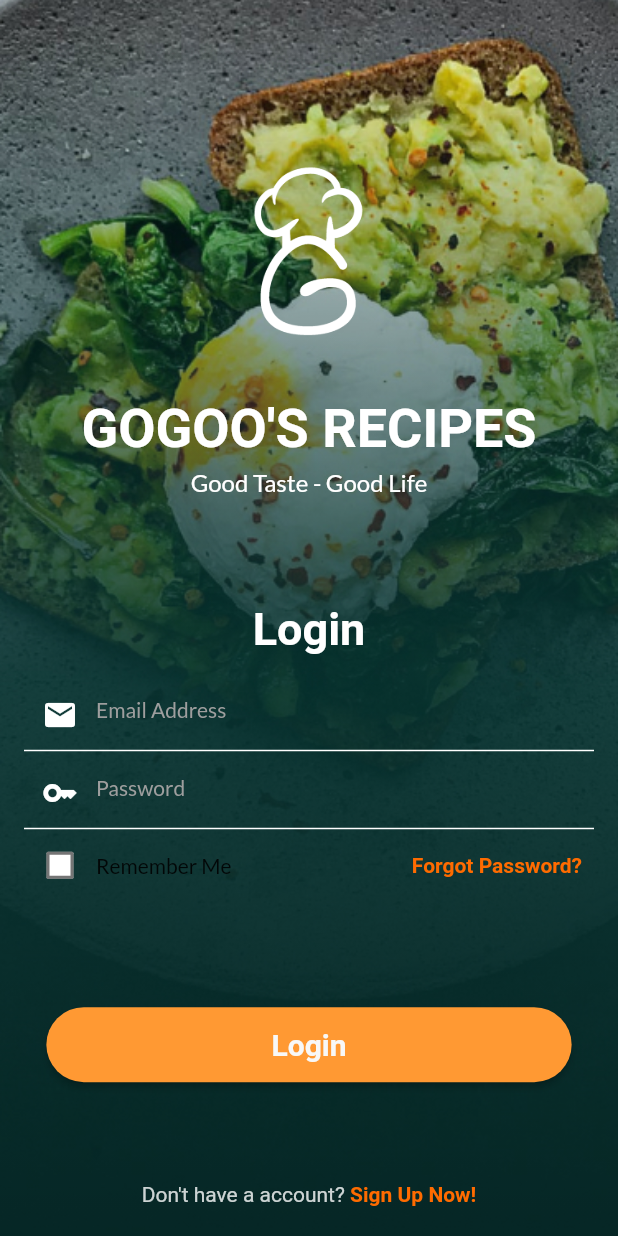
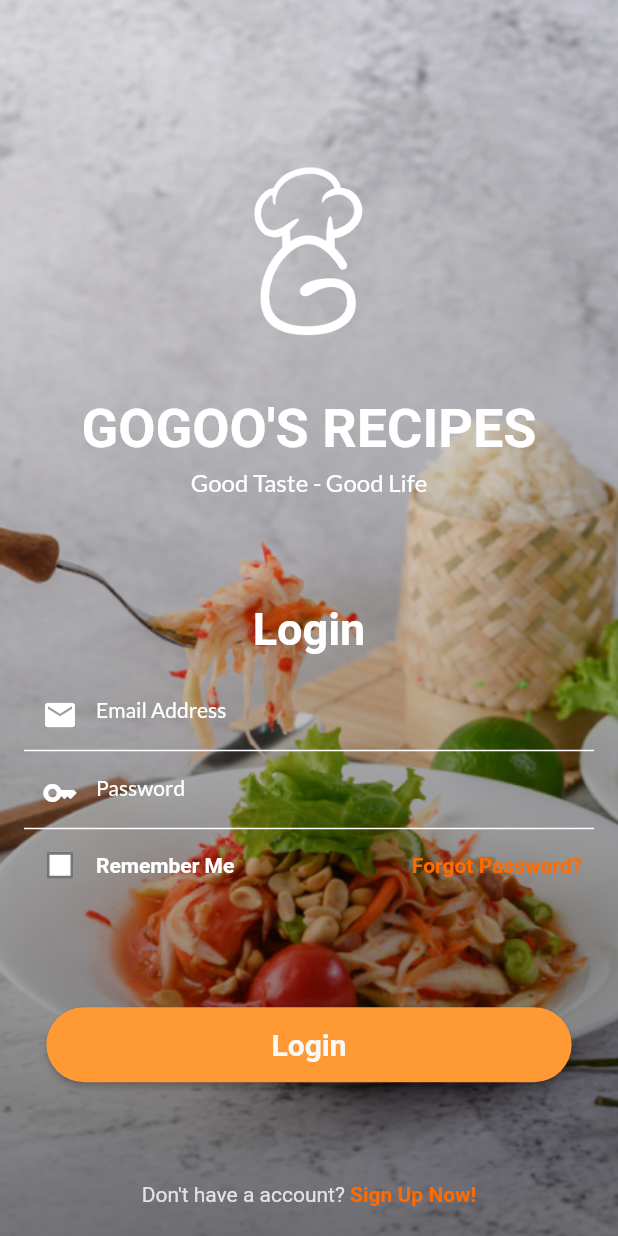
Before and after one commit to lcht2701/gogoos_app, a Flutter app: the LoginPage screen opened directly, on a phone screen of 412 x 824 dp. Run offline on Flutter 3.47's test engine with Material 2 defaults, Android fonts, the phone set to English and light mode, and no system bars; our stand-ins replace firebase_core, stylish_bottom_bar; accounts and stored records are empty; Roboto replaces fonts that are missing (inter).

Commit message:
minor changes

```diff
--- a/lib/views/screens/login_screen.dart
+++ b/lib/views/screens/login_screen.dart
@@ -18,7 +18,7 @@ class LoginPage extends StatelessWidget {
           height: MediaQuery.of(context).size.height,
           decoration: const BoxDecoration(
               image: DecorationImage(
-                  image: AssetImage('assets/images/bg.jpg'),
+                  image: AssetImage('assets/images/bg.png'),
                   fit: BoxFit.cover)),
         ),
         Positioned(
@@ -55,7 +55,7 @@ class LoginPage extends StatelessWidget {
                         style: TextStyle(color: Colors.white, fontSize: 14),
                         decoration: InputDecoration(
                             hintText: 'Email Address',
-                            hintStyle: TextStyle(color: Colors.grey),
+                            hintStyle: TextStyle(color: Colors.white),
                             enabledBorder: UnderlineInputBorder(
                               borderSide: BorderSide(color: Colors.white),
                             ),
@@ -72,7 +72,7 @@ class LoginPage extends StatelessWidget {
                       style: TextStyle(color: Colors.white, fontSize: 14),
                       decoration: InputDecoration(
                           hintText: 'Password',
-                          hintStyle: TextStyle(color: Colors.grey),
+                          hintStyle: TextStyle(color: Colors.white),
                           enabledBorder: UnderlineInputBorder(
                             borderSide: BorderSide(color: Colors.white),
                           ),
@@ -93,7 +93,14 @@ class LoginPage extends StatelessWidget {
                               fillColor: MaterialStateColor.resolveWith(
                                   (states) => Colors.white),
                             ),
-                            Text('Remember Me'),
+                            Text(
+                              'Remember Me',
+                              style: TextStyle(
+                                color: AppColor.lightColor,
+                                fontWeight: FontWeight.w700,
+                                fontFamily: 'inter',
+                              ),
+                            ),
                           ],
                         ),
                         TextButton(
--- a/lib/views/screens/welcome_screen.dart
+++ b/lib/views/screens/welcome_screen.dart
@@ -16,7 +16,7 @@ class WelcomePage extends StatelessWidget {
           height: MediaQuery.of(context).size.height,
           decoration: const BoxDecoration(
               image: DecorationImage(
-                  image: AssetImage('assets/images/bg.jpg'),
+                  image: AssetImage('assets/images/bg.png'),
                   fit: BoxFit.cover)),
         ),
         Positioned(
```
Also changed, not shown: lib/views/screens/register_screen.dart (+5 -5 lines), lib/views/widgets/bottom_nav_bar.dart (deleted, +0 -117 lines), assets/images/bg.png (added), 1 other file.
